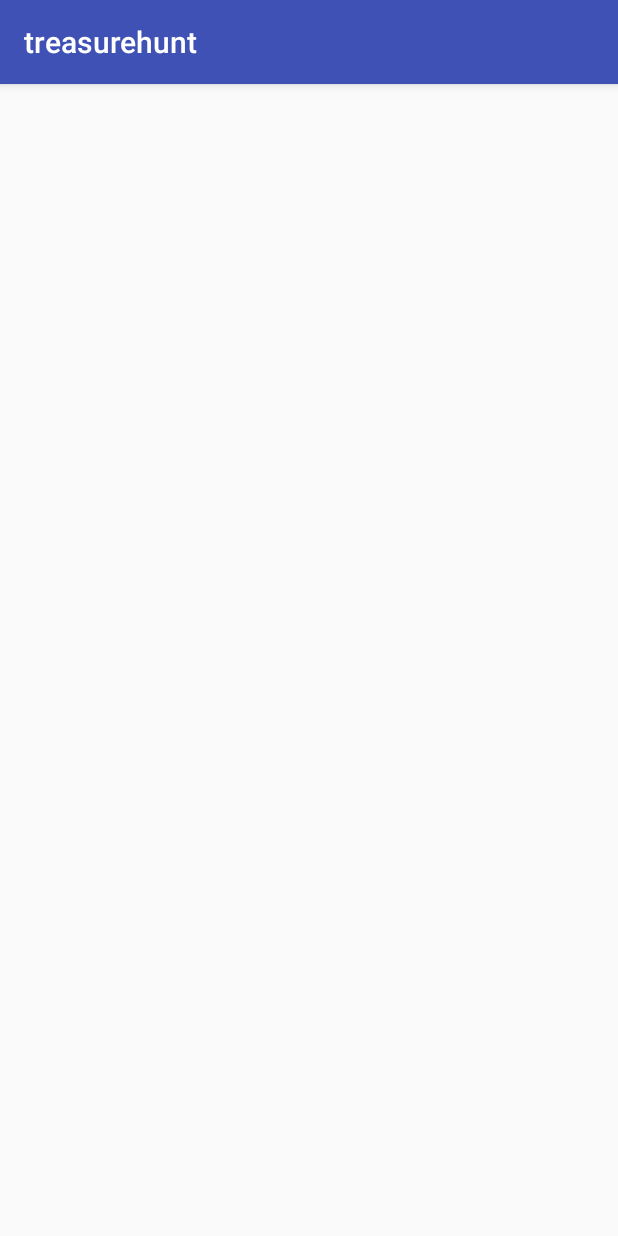
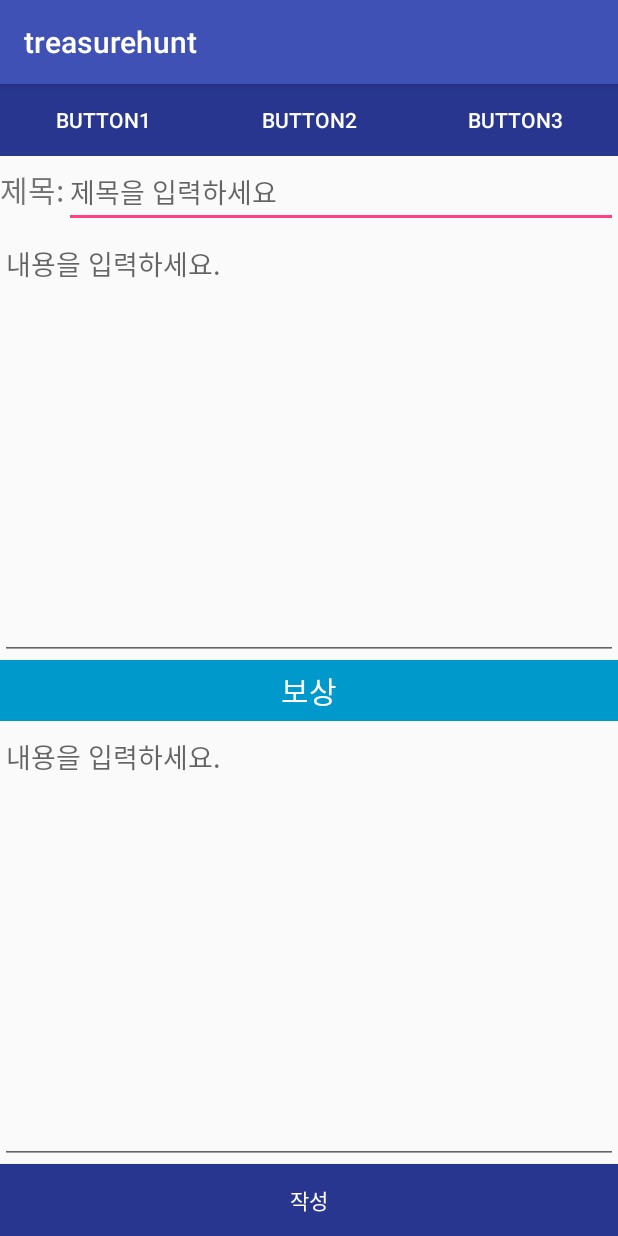
Before and after one commit to Gimsoogeun/treasurehunt, an Android app: the writePost screen opened directly, with no data from a screen before it, on a phone screen of 412 x 824 dp. Run offline under Robolectric (Android 15) with nearby library versions, the phone set to English and light mode, and no system bars; our stand-ins replace Firebase (no records; nobody signed in at launch, a user with empty details on screens opened directly).

Commit message:
post 저장 까지 했다...

```diff
--- a/app/src/main/AndroidManifest.xml
+++ b/app/src/main/AndroidManifest.xml
@@ -19,7 +19,8 @@
             </intent-filter>
         </activity>
         <activity android:name=".main" />
-        <activity android:name=".writePost"></activity>
+        <activity android:name=".writePost" />
+        <activity android:name=".postsActivity"></activity>
     </application>
 
 </manifest>
--- a/app/src/main/java/com/project/six/treasurehunt/writePost.java
+++ b/app/src/main/java/com/project/six/treasurehunt/writePost.java
@@ -1,18 +1,76 @@
 package com.project.six.treasurehunt;
 
+import android.content.Context;
 import android.os.Build;
 import android.support.v7.app.AppCompatActivity;
 import android.os.Bundle;
+import android.view.View;
 import android.view.Window;
+import android.widget.EditText;
+import android.widget.Toast;
+
+import com.google.android.gms.auth.api.Auth;
+import com.google.firebase.auth.FirebaseAuth;
+import com.google.firebase.auth.FirebaseUser;
+import com.google.firebase.database.DatabaseError;
+import com.google.firebase.database.DatabaseReference;
+import com.google.firebase.database.FirebaseDatabase;
+import com.google.firebase.database.ValueEventListener;
 
 public class writePost extends AppCompatActivity {
+    public EditText titleET;
+    public EditText context1;
+    public EditText context2;
 
+    private FirebaseDatabase mFirebaseDatabase;
+    private DatabaseReference mDatabaseReference;
+    private ValueEventListener mValueEventListener;
     @Override
     protected void onCreate(Bundle savedInstanceState) {
         super.onCreate(savedInstanceState);
         setContentView(R.layout.activity_write_post);
         setTheme(android.R.style.Theme_NoTitleBar);
+        titleET=(EditText)findViewById(R.id.titleET);
+        context1=(EditText)findViewById(R.id.context1ET);
+        context2=(EditText)findViewById(R.id.context2ET);
+        initFirebaseDatabase();
 
 
     }
+    private void initFirebaseDatabase(){
+        mFirebaseDatabase= FirebaseDatabase.getInstance();
+        mDatabaseReference = mFirebaseDatabase.getReference("posts");
+    }
+
+    public void onClickWrite(View view){
+        if(titleET.getText().toString().equals("") ){
+            Toast.makeText(this,"제목을 입력해 주세요.",Toast.LENGTH_SHORT).show();
+            return;
+        }
+        if(context1.getText().toString().equals("") ){
+            Toast.makeText(this,"내용 입력해 주세요.",Toast.LENGTH_SHORT).show();
+            return;
+        }
+        if(context2.getText().toString().equals("") ){
+            Toast.makeText(this,"보상 내용 입력해 주세요.",Toast.LENGTH_SHORT).show();
+            return;
+        }
+        postContext post=new postContext(titleET.getText().toString(),context1.getText().toString(),context2.getText().toString());
+        FirebaseUser user=FirebaseAuth.getInstance().getCurrentUser();
+        post.writerName=user.getDisplayName();
+        post.writerUID=user.getUid();
+
+        mDatabaseReference.push().setValue(post,new DatabaseReference.CompletionListener() {
+            @Override
+            public void onComplete(DatabaseError databaseError, DatabaseReference databaseReference) {
+                if (databaseError != null) {
+                    Toast.makeText(getApplicationContext(), "작성에 실패했습니다.", Toast.LENGTH_SHORT).show();
+
+                } else {
+                    Toast.makeText(getApplicationContext(), "작성에 성공했습니다.", Toast.LENGTH_SHORT).show();
+                    finish();
+                }
+            }
+        });
+    }
 }
--- a/app/src/main/res/layout/activity_write_post.xml
+++ b/app/src/main/res/layout/activity_write_post.xml
@@ -1,9 +1,110 @@
 <?xml version="1.0" encoding="utf-8"?>
-<android.support.constraint.ConstraintLayout xmlns:android="http://schemas.android.com/apk/res/android"
+<LinearLayout xmlns:android="http://schemas.android.com/apk/res/android"
+    android:orientation="vertical"
     xmlns:app="http://schemas.android.com/apk/res-auto"
     xmlns:tools="http://schemas.android.com/tools"
     android:layout_width="match_parent"
     android:layout_height="match_parent"
     tools:context="com.project.six.treasurehunt.writePost">
+    <LinearLayout
+        android:layout_width="match_parent"
+        android:layout_height="wrap_content"
+        android:orientation="horizontal"
+        >
 
-</android.support.constraint.ConstraintLayout>
+        <Button
+            android:layout_width="match_parent"
+            android:layout_height="wrap_content"
+            android:layout_weight="1"
+            android:background="@color/colorPrimaryDark"
+            android:text="button1"
+            android:textColor="@android:color/white" />
+
+        <Button
+            android:layout_width="match_parent"
+            android:layout_height="wrap_content"
+            android:layout_weight="1"
+            android:background="?android:attr/colorPrimaryDark"
+            android:text="button2"
+
+            android:textColor="@android:color/white"
+            tools:background="@color/colorPrimarysmoothDark" />
+        <Button
+            android:text="button3"
+            android:background="@color/colorPrimaryDark"
+            android:layout_width="match_parent"
+            android:layout_height="wrap_content"
+            android:textColor="@android:color/white"
+
+            android:layout_weight="1"/>
+
+
+    </LinearLayout>
+    <LinearLayout
+        android:orientation="vertical"
+        android:layout_weight="1"
+        android:layout_width="match_parent"
+        android:layout_height="match_parent">
+        <LinearLayout
+            android:layout_width="match_parent"
+            android:layout_height="wrap_content">
+            <TextView
+                android:textSize="20sp"
+                android:textAlignment="center"
+                android:text="제목:"
+                android:layout_width="wrap_content"
+                android:layout_height="wrap_content" />
+
+            <EditText
+                android:id="@+id/titleET"
+                android:layout_width="match_parent"
+                android:layout_height="wrap_content"
+                android:hint="제목을 입력하세요"
+                android:lines="1"
+                android:maxLength="70"
+                android:textSize="18sp" />
+        </LinearLayout>
+
+        <EditText
+            android:id="@+id/context1ET"
+            android:layout_width="match_parent"
+            android:layout_height="match_parent"
+            android:gravity="top"
+            android:hint="내용을 입력하세요." />
+    </LinearLayout>
+    <LinearLayout
+        android:orientation="vertical"
+        android:layout_weight="1"
+        android:layout_width="match_parent"
+        android:layout_height="match_parent">
+        <LinearLayout
+            android:background="@android:color/holo_blue_dark"
+
+            android:layout_width="match_parent"
+            android:layout_height="wrap_content">
+            <TextView
+                android:textColor="@android:color/white"
+                android:textSize="20sp"
+                android:textAlignment="center"
+                android:text="보상"
+                android:layout_marginVertical="5dp"
+                android:layout_width="match_parent"
+                android:layout_height="wrap_content" />
+
+        </LinearLayout>
+
+        <EditText
+            android:id="@+id/context2ET"
+            android:layout_width="match_parent"
+            android:layout_height="match_parent"
+            android:gravity="top"
+            android:hint="내용을 입력하세요." />
+    </LinearLayout>
+    <Button
+        android:text="작성"
+        android:background="@color/colorPrimaryDark"
+        android:layout_width="match_parent"
+        android:layout_height="wrap_content"
+        android:textColor="@android:color/white"
+        android:onClick="onClickWrite"/>
+</LinearLayout>
--- a/app/src/main/res/layout/loginactivity.xml
+++ b/app/src/main/res/layout/loginactivity.xml
@@ -7,12 +7,6 @@
     tools:context="com.project.six.treasurehunt.loginActivity"
     android:orientation="vertical">
 
-    <Button
-        android:id="@+id/button2"
-        android:layout_width="match_parent"
-        android:layout_height="wrap_content"
-        android:text="데이터불러오"
-        android:onClick="clickedButton"/>
     <Button
         android:id="@+id/button3"
         android:layout_width="match_parent"
```
Also changed, not shown: app/src/main/java/com/project/six/treasurehunt/loginActivity.java (+12 -45 lines), app/src/main/java/com/project/six/treasurehunt/main.java (+6 -1 lines), app/src/main/java/com/project/six/treasurehunt/postContext.java (+13 -2 lines), app/src/main/java/com/project/six/treasurehunt/postsActivity.java (added, +13 -0 lines), app/src/main/java/com/project/six/treasurehunt/userInfo.java (added, +17 -0 lines), app/src/main/res/layout/activity_main.xml (+2 -8 lines), app/src/main/res/layout/activity_posts.xml (added, +9 -0 lines).
